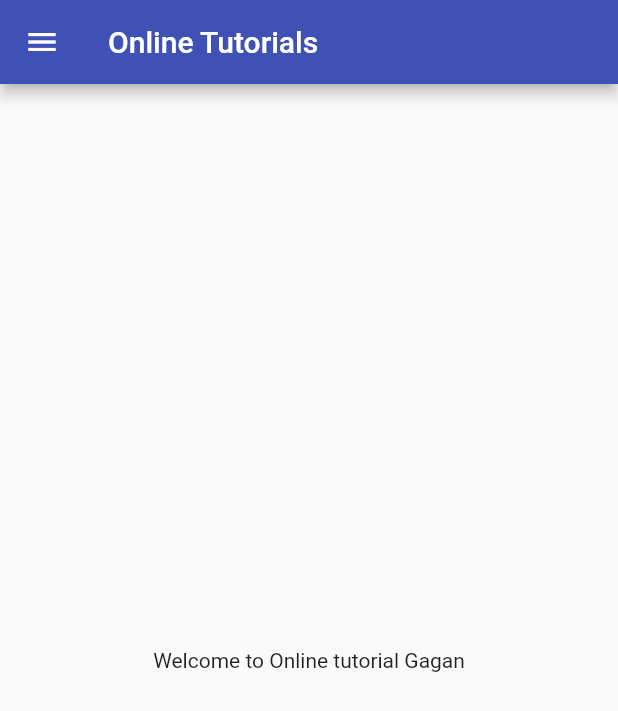
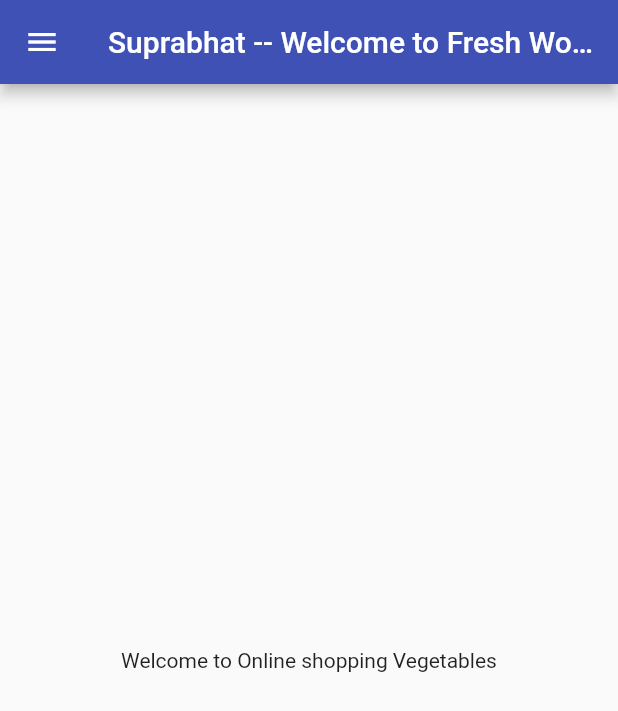
Before and after one commit to GaganSharma05/Items_Catalogue, a Flutter app: the Homepage screen opened by its route, on a phone screen of 412 x 824 dp. Shown: the top 711 px of the screen. Run offline on Flutter 3.47's test engine with Material 2 defaults, Android fonts, the light colour scheme and no system bars.

```diff
--- a/lib/pages/home.dart
+++ b/lib/pages/home.dart
@@ -1,16 +1,16 @@
 import 'package:flutter/material.dart';
 
 class Homepage extends StatelessWidget {
-  final String name = "Gagan";
+  final String name = "Vegetables";
 
   @override
   Widget build(BuildContext context) {
     return Scaffold(
       appBar: AppBar(
-        title: Text("Online Tutorials"),
+        title: Text("Suprabhat -- Welcome to Fresh World"),
       ),
       body: Center(
-        child: Container(child: Text("Welcome to Online tutorial $name")),
+        child: Container(child: Text("Welcome to Online shopping $name")),
       ),
       drawer: Drawer(),
     );
--- a/pubspec.yaml
+++ b/pubspec.yaml
@@ -47,7 +47,7 @@ flutter:
   # To add assets to your application, add an assets section, like this:
   assets:
     - assets/Authentication.png
-      #   - images/a_dot_ham.jpeg
+    #   - images/a_dot_ham.jpeg
   # An image asset can refer to one or more resolution-specific "variants", see
   # https://flutter.dev/assets-and-images/#resolution-aware.
   # For details regarding adding assets from package dependencies, see
```
Also changed, not shown: lib/pages/login_page.dart (+16 -6 lines).
